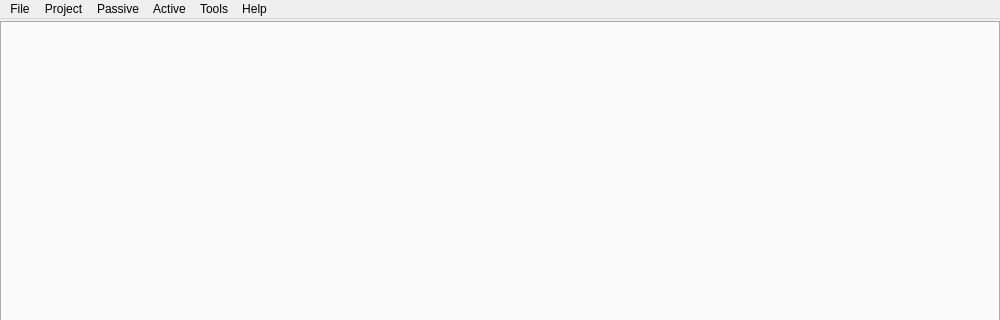
First picture: the form in gui/src/MainWindow.ui, repository 3nock/OTE, before the edit; both pictures show x 0 to 1000 and y 0 to 320 of the 1000 by 693 pixel window.
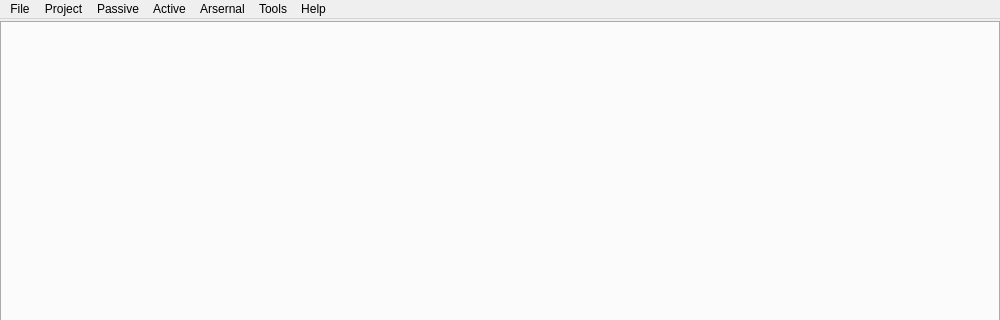
Second picture: the form after the edit. Icons and pictures are not drawn.

```diff
--- a/gui/src/MainWindow.ui
+++ b/gui/src/MainWindow.ui
@@ -554,10 +554,16 @@
      <string>Active</string>
     </property>
    </widget>
+   <widget class="QMenu" name="menuArsernal">
+    <property name="title">
+     <string>Arsernal</string>
+    </property>
+   </widget>
    <addaction name="menuFile"/>
    <addaction name="menuProject"/>
    <addaction name="menuPassive"/>
    <addaction name="menuActive"/>
+   <addaction name="menuArsernal"/>
    <addaction name="menuTools"/>
    <addaction name="menuHelp"/>
   </widget>
```
Left out of the diff: 11 changed lines with no effect on the pictures.
